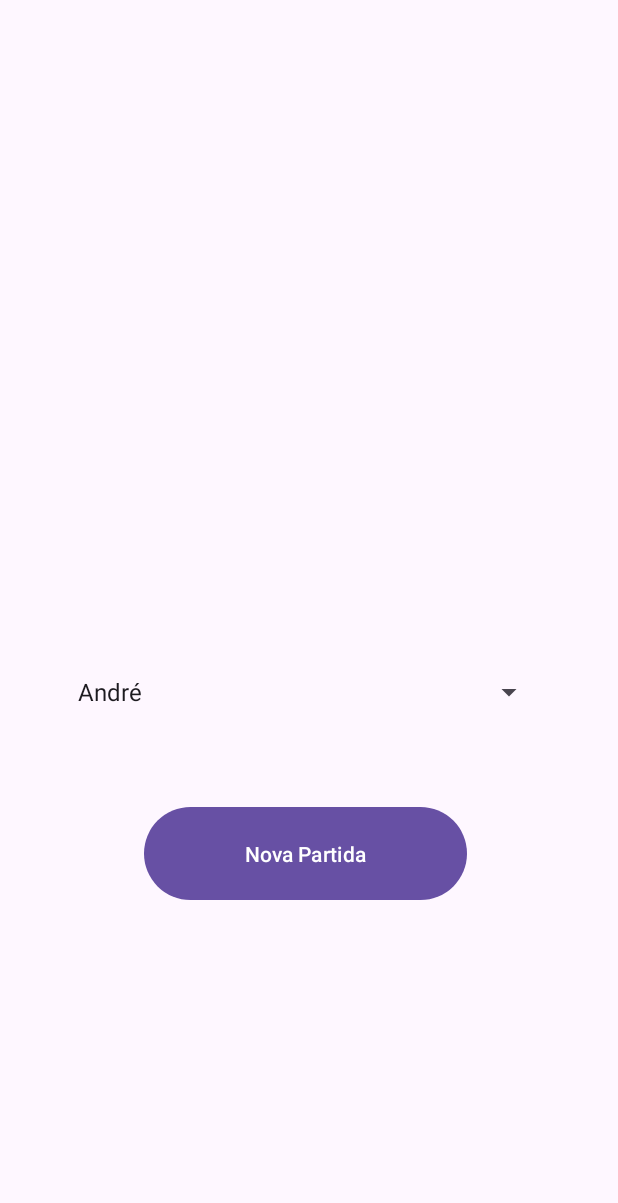
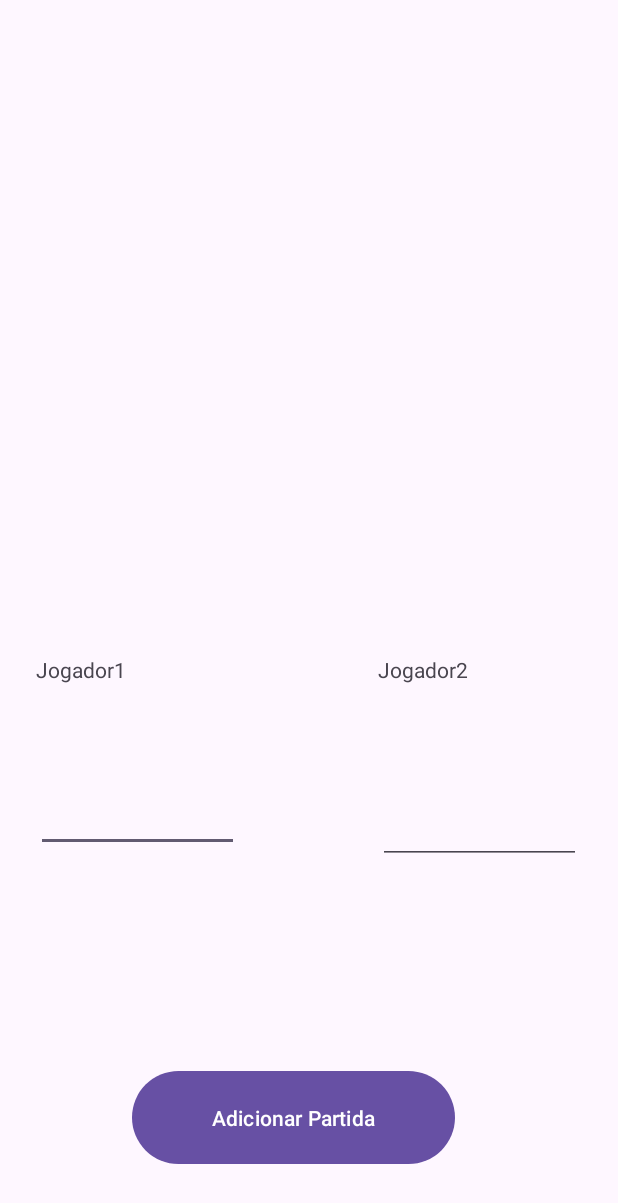
Before and after one commit to RafaR01/PingPongas, an Android app: the AdicionarPartida screen opened directly, with no data from a screen before it, after a tap on "Nova Partida", on a phone screen of 412 x 824 dp. Shown: the top 1203 px of the screen. Run offline under Robolectric (Android 15) with nearby library versions, the phone set to English and light mode, and no system bars; our stand-ins replace CircleImageView.

```diff
--- a/app/src/main/AndroidManifest.xml
+++ b/app/src/main/AndroidManifest.xml
@@ -36,6 +36,9 @@
             </intent-filter>
         </activity>
         <activity
+            android:name=".activity.AdicionarPartidas2"
+            android:exported="false" />
+        <activity
             android:name=".activity.Perfil"
             android:exported="false" />
         <activity
--- a/app/src/main/java/pt/ipt/dama/pingpongas/activity/AdicionarPartida.kt
+++ b/app/src/main/java/pt/ipt/dama/pingpongas/activity/AdicionarPartida.kt
@@ -4,10 +4,12 @@ import android.content.Intent
 import androidx.appcompat.app.AppCompatActivity
 import android.os.Bundle
 import android.view.View
+import android.widget.AdapterView
 import android.widget.ArrayAdapter
 import android.widget.Button
 import android.widget.Spinner
 import android.widget.Toast
+import kotlinx.coroutines.selects.select
 import pt.ipt.dama.pingpongas.R
 
 
@@ -17,34 +19,43 @@ class valorAdversario{
     }
 }
 class AdicionarPartida : AppCompatActivity() {
+
     override fun onCreate(savedInstanceState: Bundle?) {
         super.onCreate(savedInstanceState)
         setContentView(R.layout.activity_adicionar_partida)
-        /**
-         * Inicialização do botão e os elementos da selected list
-         */
-        var btnNovaPartida : Button = findViewById(R.id.novapartida);
-        val selecUtilizadores = findViewById<Spinner>(R.id.selectadvr);
-        val listaUtilizadores = resources.getStringArray(R.array.adversarios);
+
+        val btnNovaPartida: Button = findViewById(R.id.novapartida)
+        val selecUtilizadores: Spinner = findViewById(R.id.selectadvr)
+        val listaUtilizadores = resources.getStringArray(R.array.adversarios)
+
+        val nomeJogador = intent.getStringExtra("loggedUsername")
+
+        val utilizadoresAdapter = ArrayAdapter(this, android.R.layout.simple_spinner_item, listaUtilizadores)
+        utilizadoresAdapter.setDropDownViewResource(android.R.layout.simple_spinner_dropdown_item)
+        selecUtilizadores.adapter = utilizadoresAdapter
+
+        selecUtilizadores.onItemSelectedListener = object : AdapterView.OnItemSelectedListener {
+            override fun onItemSelected(parent: AdapterView<*>, view: View?, position: Int, id: Long) {
+                val selectedUser = parent.getItemAtPosition(position).toString()
+                // Do something with the selected user
+                criaPartida(nomeJogador,username = selectedUser)
+            }
+
+            override fun onNothingSelected(parent: AdapterView<*>) {
+                // Handle the case where no user is selected
+            }
+        }
 
         btnNovaPartida.setOnClickListener {
-            criaPartida();
-        }
-
-        if(selecUtilizadores != null) {
-            val utilizadores =
-                ArrayAdapter(this, android.R.layout.simple_spinner_item, listaUtilizadores);
-            utilizadores.setDropDownViewResource(android.R.layout.simple_spinner_dropdown_item);
-            selecUtilizadores.adapter = utilizadores;
-        }
-
-        fun mostraValor(view : View){
-            Toast.makeText(this, "Seleciona Adversário " + selecUtilizadores.selectedItem.toString(),Toast.LENGTH_LONG).show();
+            val selectedUser = selecUtilizadores.selectedItem.toString()
+            criaPartida(nomeJogador,username = selectedUser)
         }
     }
 
-    private fun criaPartida(){
+    private fun criaPartida(nomeJogador: String?,username: String) {
         val intent = Intent(this, AdicionarPartidas2::class.java)
+        intent.putExtra("loggedUsername", "$nomeJogador")
+        intent.putExtra("username", username)
         startActivity(intent)
     }
 }
--- a/app/src/main/java/pt/ipt/dama/pingpongas/activity/Login_page.kt
+++ b/app/src/main/java/pt/ipt/dama/pingpongas/activity/Login_page.kt
@@ -62,10 +62,11 @@ class login_page : AppCompatActivity() {
                     if (loginData != null) {
                         // Authentication successful
                         val userId = loginData.id
-                        val userName = loginData.name
+                        val userName = loginData.username
                         Toast.makeText(this@login_page, "Sessão iniciada com sucesso", Toast.LENGTH_LONG).show()
                         val intent = Intent(this@login_page, MainActivity::class.java)
                         intent.putExtra("loggedId", "$userId")
+                        intent.putExtra("loggedUsername", "$userName")
                         startActivity(intent)
                     } else {
                         // Authentication failed (no matching user found)
--- a/app/src/main/java/pt/ipt/dama/pingpongas/model/LoginData.kt
+++ b/app/src/main/java/pt/ipt/dama/pingpongas/model/LoginData.kt
@@ -7,5 +7,6 @@ import com.google.gson.annotations.SerializedName
  */
 class LoginData (
     @SerializedName("id") val id: Int,
-    @SerializedName("name") val name: String
+    @SerializedName("name") val name: String,
+    @SerializedName("username") val username: String
 )
--- a/app/src/main/java/pt/ipt/dama/pingpongas/retrofit/service/SignUpService.kt
+++ b/app/src/main/java/pt/ipt/dama/pingpongas/retrofit/service/SignUpService.kt
@@ -1,6 +1,7 @@
 package pt.ipt.dama.pingpongas.retrofit.service
 
 import pt.ipt.dama.pingpongas.model.LoginData
+import pt.ipt.dama.pingpongas.model.PontosData
 import pt.ipt.dama.pingpongas.model.SignUpData
 import pt.ipt.dama.pingpongas.model.SignUpResult
 import pt.ipt.dama.pingpongas.model.imageData
@@ -48,5 +49,7 @@ interface SignUpService {
     @POST("upload/9/nao_interessa_a_ninguem")
     fun uploadImage(@Part("imagem") imagePart: imageData): Call<imageResponse>
 
+    @POST("/matches/nao_interessa_a_ninguem")
+    fun sendPontosAPI(@Body data:PontosData): Call<PontosData>
 
 }
--- a/app/src/main/res/layout/activity_adicionar_partida2.xml
+++ b/app/src/main/res/layout/activity_adicionar_partida2.xml
@@ -60,8 +60,8 @@
         android:id="@+id/nomeJog2"
         android:layout_width="135dp"
         android:layout_height="35dp"
-        android:layout_marginLeft="256dp"
-        android:layout_marginBottom="92dp"
+        android:layout_marginLeft="252dp"
+        android:layout_marginBottom="104dp"
         android:text="@string/jogador2"
         app:layout_constraintBottom_toBottomOf="@id/pontosUser2"
         app:layout_constraintLeft_toLeftOf="parent" />
--- a/app/src/main/res/layout/activity_login_page.xml
+++ b/app/src/main/res/layout/activity_login_page.xml
@@ -80,7 +80,7 @@
         android:layout_width="wrap_content"
         android:layout_height="wrap_content"
         android:layout_marginBottom="120dp"
-        android:text="@string/ainda_n_o_tens_conta"
+        android:text="@string/ainda_nao_tens_conta"
         android:textColor="#2990FF"
         android:textSize="18sp"
         android:textStyle="bold"
```
Also changed, not shown: app/src/main/java/pt/ipt/dama/pingpongas/activity/AdicionarPartidas2.kt (+49 -4 lines), app/src/main/java/pt/ipt/dama/pingpongas/activity/MainActivity.kt (+11 -6 lines), app/src/main/java/pt/ipt/dama/pingpongas/model/PontosData.kt (added, +10 -0 lines), app/src/main/res/values/strings.xml (+4 -4 lines).
